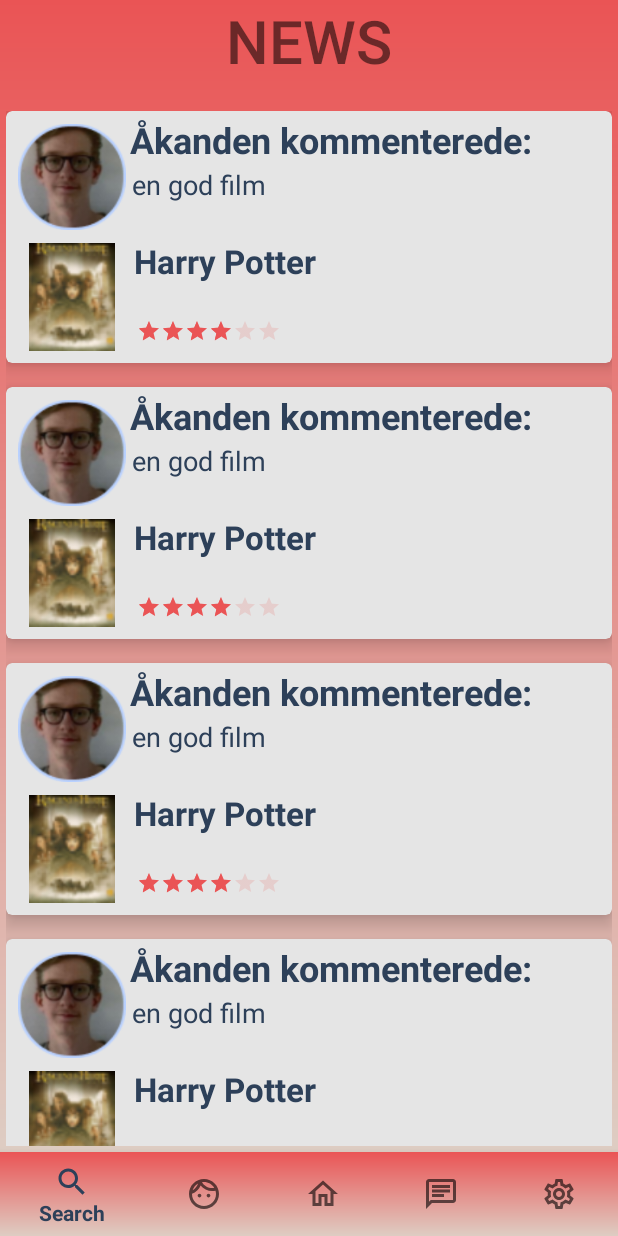
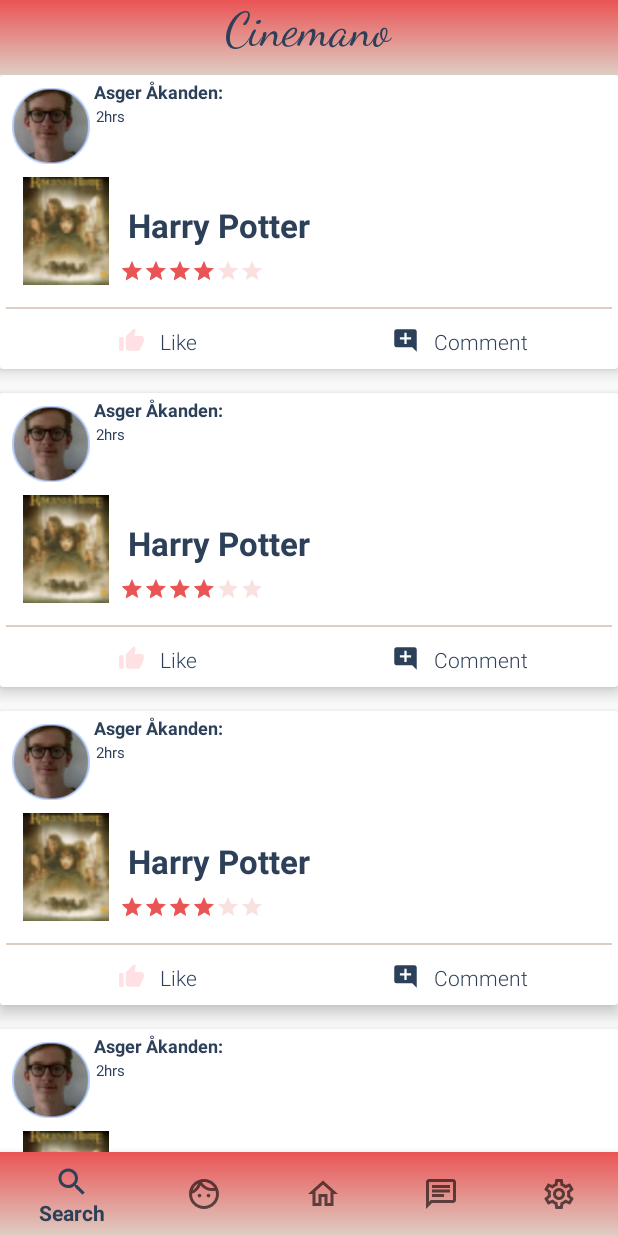
Before and after one commit to Isling98/SocialFilm, an Android app: the HomeFragment screen opened directly, with no data from a screen before it, on a phone screen of 412 x 824 dp. Run offline under Robolectric (Android 15) with nearby library versions, the phone set to English and light mode, and no system bars.

Commit message:
ui gøgl

```diff
--- a/app/src/main/java/com/example/yndlingsfilm/HomeFeedAdapter.java
+++ b/app/src/main/java/com/example/yndlingsfilm/HomeFeedAdapter.java
@@ -28,27 +28,50 @@
         public ImageView profilePic;
         public ImageView moviePic;
         public TextView headLine;
-        public TextView text;
+        public TextView time;
         public TextView movieTitle;
         public RatingBar rating;
+        public View like;
+        public View comment;
+        public ImageView thumbsUp;
+
+        private boolean liked = false;
 
         public homefeedViewHolder(View itemView, final OnItemClickListener listener) {
             super(itemView);
             profilePic = itemView.findViewById(R.id.profilePic);
             moviePic = itemView.findViewById(R.id.moviePic);
             headLine = itemView.findViewById(R.id.headline);
-            text = itemView.findViewById(R.id.text);
+            time = itemView.findViewById(R.id.time);
             movieTitle = itemView.findViewById(R.id.movieTitle);
             rating = itemView.findViewById(R.id.rating);
+            like = itemView.findViewById(R.id.like);
+            comment = itemView.findViewById(R.id.comment);
+            thumbsUp = itemView.findViewById(R.id.thumbsUp);
 
-            itemView.setOnClickListener(new View.OnClickListener(){
+
+            like.setOnClickListener(view -> {
+                if(!liked){
+                    liked = true;
+                    thumbsUp.setImageResource(R.drawable.ic_baseline_thumb_up_24);
+                } else {
+                    liked = false;
+                    thumbsUp.setImageResource(R.drawable.ic_baseline_thumb_up_24_light);
+                }
+            });
+
+            comment.setOnClickListener(new View.OnClickListener() {
                 @Override
                 public void onClick(View view) {
-                    if(listener != null){
-                        int position = getAdapterPosition();
-                        if(position != RecyclerView.NO_POSITION){
-                            listener.onItemClick(position);
-                        }
+                    //åben dialog?
+                }
+            });
+
+            itemView.setOnClickListener(view -> {
+                if(listener != null){
+                    int position = getAdapterPosition();
+                    if(position != RecyclerView.NO_POSITION){
+                        listener.onItemClick(position);
                     }
                 }
             });
@@ -79,7 +102,7 @@
         holder.profilePic.setImageResource(singleNews.getProfilePicResource());
         holder.moviePic.setImageResource(singleNews.getMoviePicResource());
         holder.headLine.setText(singleNews.getHeadLine());
-        holder.text.setText(singleNews.getText());
+        holder.time.setText(singleNews.getTime());
         holder.movieTitle.setText(singleNews.getMovieName());
         holder.rating.setRating(singleNews.getRating());
 
--- a/app/src/main/java/com/example/yndlingsfilm/MovieDetailsFragment.java
+++ b/app/src/main/java/com/example/yndlingsfilm/MovieDetailsFragment.java
@@ -67,8 +67,11 @@
         writeReviewButton.setOnClickListener(new View.OnClickListener() {
             @Override
             public void onClick(View view) {
+                Fragment f = new WriteReviewFragment();
+                f.setArguments(new Intent().putExtra("movieTitle", movie.getMovieTitle()).getExtras());
+
                 getFragmentManager().beginTransaction().setCustomAnimations(R.anim.slide_in_right,
-                        R.anim.slide_out_left).replace(R.id.fragment_nagivation, new WriteReviewFragment())
+                        R.anim.slide_out_left).replace(R.id.fragment_nagivation, f)
                         .addToBackStack(null).commit();
             }
         });
--- a/app/src/main/java/com/example/yndlingsfilm/NavigationBar/HomeFragment.java
+++ b/app/src/main/java/com/example/yndlingsfilm/NavigationBar/HomeFragment.java
@@ -39,7 +39,7 @@
         final ArrayList<SingleNews> singleNews = new ArrayList<>();
         for(int i=0; i<10; i++) {
             singleNews.add(new SingleNews(R.drawable.profile_pic, R.drawable.movie_pic,
-                    "Åkanden kommenterede:", "en god film", "Harry Potter", 4));
+                    "Asger Åkanden:", "2hrs", "Harry Potter", 4));
         }
 
         homeFeed = (RecyclerView) view.findViewById(R.id.recycler_view);
@@ -71,7 +71,7 @@
                 ImageView closeButton = dialog.findViewById(R.id.closeButton);
 
                 moviePic.setImageResource(singleNews.get(position).getMoviePicResource());
-                text.setText(singleNews.get(position).getText());
+                text.setText(singleNews.get(position).getTime());
                 rating.setRating(singleNews.get(position).getRating());
 
                 closeButton.setOnClickListener(new View.OnClickListener() {
--- a/app/src/main/java/com/example/yndlingsfilm/SingleNews.java
+++ b/app/src/main/java/com/example/yndlingsfilm/SingleNews.java
@@ -4,18 +4,18 @@
     private int profilePicResource;
     private int moviePicResource;
     private String headLine;
-    private String text;
+    private String time;
     private String movieName;
     private int rating;
 //    private User user; så vi kan komme ind på useren profil direkte.
 
     // tag hellere kun et enkelt objekt i konstruktøren og brug dets getmetoder til at initialisere.
     public SingleNews(int profilePicResource, int moviePicResource,
-                      String headLine, String text, String movieName, int rating) {
+                      String headLine, String time, String movieName, int rating) {
         this.profilePicResource = profilePicResource;
         this.moviePicResource = moviePicResource;
         this.headLine = headLine;
-        this.text = text;
+        this.time = time;
         this.movieName = movieName;
         this.rating = rating;
     }
@@ -37,8 +37,8 @@
         return headLine;
     }
 
-    public String getText() {
-        return text;
+    public String getTime() {
+        return time;
     }
 
     public String getMovieName() {
--- a/app/src/main/java/com/example/yndlingsfilm/WriteReviewFragment.java
+++ b/app/src/main/java/com/example/yndlingsfilm/WriteReviewFragment.java
@@ -7,13 +7,29 @@
 import android.view.LayoutInflater;
 import android.view.View;
 import android.view.ViewGroup;
+import android.widget.ImageView;
+import android.widget.TextView;
 
 public class WriteReviewFragment extends Fragment {
+
+    ImageView moviePic;
+    TextView movieTitle;
 
     @Override
     public View onCreateView(LayoutInflater inflater, ViewGroup container,
                              Bundle savedInstanceState) {
-        // Inflate the layout for this fragment
-        return inflater.inflate(R.layout.fragment_write_review, container, false);
+         View view = inflater.inflate(R.layout.fragment_write_review, container, false);
+
+
+
+         moviePic = view.findViewById(R.id.moviePic);
+         movieTitle = view.findViewById(R.id.movieTitle);
+
+         movieTitle.setText(getArguments().getString("movieTitle"));
+         //moviePic.setImageResource(getArguments().getParcelable("moviePic"));
+         moviePic.setImageResource(R.drawable.movie_pic);
+
+
+        return view;
     }
 }
--- /dev/null
+++ b/app/src/main/res/drawable/ic_baseline_add_comment_24.xml
@@ -0,0 +1,5 @@
+<vector android:height="24dp" android:tint="#2D4059"
+    android:viewportHeight="24" android:viewportWidth="24"
+    android:width="24dp" xmlns:android="http://schemas.android.com/apk/res/android">
+    <path android:fillColor="@android:color/white" android:pathData="M21.99,4c0,-1.1 -0.89,-2 -1.99,-2H4c-1.1,0 -2,0.9 -2,2v12c0,1.1 0.9,2 2,2h14l4,4 -0.01,-18zM17,11h-4v4h-2v-4H7V9h4V5h2v4h4v2z"/>
+</vector>
--- /dev/null
+++ b/app/src/main/res/drawable/ic_baseline_thumb_up_24.xml
@@ -0,0 +1,5 @@
+<vector android:height="24dp" android:tint="#2D4059"
+    android:viewportHeight="24" android:viewportWidth="24"
+    android:width="24dp" xmlns:android="http://schemas.android.com/apk/res/android">
+    <path android:fillColor="@android:color/white" android:pathData="M1,21h4L5,9L1,9v12zM23,10c0,-1.1 -0.9,-2 -2,-2h-6.31l0.95,-4.57 0.03,-0.32c0,-0.41 -0.17,-0.79 -0.44,-1.06L14.17,1 7.59,7.59C7.22,7.95 7,8.45 7,9v10c0,1.1 0.9,2 2,2h9c0.83,0 1.54,-0.5 1.84,-1.22l3.02,-7.05c0.09,-0.23 0.14,-0.47 0.14,-0.73v-2z"/>
+</vector>
--- /dev/null
+++ b/app/src/main/res/drawable/ic_baseline_thumb_up_24_light.xml
@@ -0,0 +1,5 @@
+<vector android:height="24dp" android:tint="#FFE1E3"
+    android:viewportHeight="24" android:viewportWidth="24"
+    android:width="24dp" xmlns:android="http://schemas.android.com/apk/res/android">
+    <path android:fillColor="@android:color/white" android:pathData="M1,21h4L5,9L1,9v12zM23,10c0,-1.1 -0.9,-2 -2,-2h-6.31l0.95,-4.57 0.03,-0.32c0,-0.41 -0.17,-0.79 -0.44,-1.06L14.17,1 7.59,7.59C7.22,7.95 7,8.45 7,9v10c0,1.1 0.9,2 2,2h9c0.83,0 1.54,-0.5 1.84,-1.22l3.02,-7.05c0.09,-0.23 0.14,-0.47 0.14,-0.73v-2z"/>
+</vector>
--- a/app/src/main/res/layout/activity_login.xml
+++ b/app/src/main/res/layout/activity_login.xml
@@ -23,9 +23,13 @@
         app:layout_constraintEnd_toEndOf="parent"
         app:layout_constraintGuide_end="24dp" />
 
-    <ImageView
+    <TextView
         android:id="@+id/voresLogo"
-        android:layout_width="80dp"
+        android:text="Cinemano"
+        android:textSize="42dp"
+        android:textColor="@color/theme1"
+        android:fontFamily="cursive"
+        android:layout_width="wrap_content"
         android:layout_height="80dp"
         android:layout_marginTop="80dp"
         android:src="@drawable/ic_android"
@@ -83,6 +87,6 @@
         app:layout_constraintEnd_toStartOf="@+id/guideline_right"
         app:layout_constraintStart_toStartOf="@+id/guideline_left"
         app:layout_constraintTop_toBottomOf="@+id/button_login"
-        android:textColor="@color/transparent_color_medium"
+        android:textColor="@color/theme1"
         android:layout_marginTop="16dp"/>
 </androidx.constraintlayout.widget.ConstraintLayout>
--- a/app/src/main/res/layout/fragment_home.xml
+++ b/app/src/main/res/layout/fragment_home.xml
@@ -1,24 +1,24 @@
 <?xml version="1.0" encoding="utf-8"?>
 <RelativeLayout xmlns:android="http://schemas.android.com/apk/res/android"
     xmlns:app="http://schemas.android.com/apk/res-auto"
-    android:layout_width="match_parent" android:layout_height="match_parent"
-    android:background="@drawable/login_background">
+    android:layout_width="match_parent" android:layout_height="match_parent">
 
 
     <LinearLayout
         android:id="@+id/top"
         android:layout_width="match_parent"
-        android:layout_height="70dp"
-        android:orientation="vertical">
+        android:layout_height="50dp"
+        android:orientation="vertical"
+        android:background="@drawable/login_background">
 
     </LinearLayout>
     <TextView
         android:layout_width="wrap_content"
         android:layout_height="match_parent"
-        android:text="NEWS"
-        android:textSize="40dp"
-        android:textStyle="bold"
-        android:fontFamily="sans-serif-light"
+        android:text="Cinemano"
+        android:textSize="32dp"
+        android:textColor="@color/theme1"
+        android:fontFamily="cursive"
         android:layout_centerInParent="true"/>
 
 
@@ -26,7 +26,6 @@
         android:id="@+id/recycler_view"
         android:layout_width="match_parent"
         android:layout_height="match_parent"
-        android:padding="4dp"
         android:layout_below="@+id/top">
 
     </androidx.recyclerview.widget.RecyclerView>
--- a/app/src/main/res/layout/fragment_write_review.xml
+++ b/app/src/main/res/layout/fragment_write_review.xml
@@ -11,8 +11,8 @@
         android:layout_width="120dp"
         android:layout_height="160dp"
         android:layout_below="@+id/profilePic"
-        android:layout_marginTop="24dp"
-        android:layout_marginLeft="24dp"
+        android:layout_marginTop="16dp"
+        android:layout_marginLeft="16dp"
         android:padding="4dp"
         app:layout_constraintEnd_toEndOf="parent"
         app:layout_constraintHorizontal_bias="0.0"
@@ -26,7 +26,6 @@
         android:layout_marginTop="24dp"
         android:layout_toEndOf="@+id/moviePic"
         android:fontFamily="sans-serif-light"
-        android:text="Harry Potter"
         android:textColor="@color/theme1"
         android:textSize="32dp"
         app:layout_constraintEnd_toStartOf="@+id/closeButton"
@@ -36,7 +35,6 @@
 
     <RatingBar
         android:id="@+id/rating"
-
         android:layout_width="240dp"
         android:layout_height="40dp"
         android:layout_below="@+id/headline"
--- a/app/src/main/res/layout/view_homefeed.xml
+++ b/app/src/main/res/layout/view_homefeed.xml
@@ -1,14 +1,13 @@
 <?xml version="1.0" encoding="utf-8"?>
-<androidx.cardview.widget.CardView
-    xmlns:android="http://schemas.android.com/apk/res/android"
+<androidx.cardview.widget.CardView xmlns:android="http://schemas.android.com/apk/res/android"
     xmlns:card_view="http://schemas.android.com/apk/res-auto"
     android:layout_width="match_parent"
     android:layout_height="wrap_content"
+    xmlns:tools="http://schemas.android.com/tools"
     android:layout_gravity="center"
     android:layout_marginBottom="16dp"
-    card_view:cardBackgroundColor="@color/theme4"
-    card_view:cardCornerRadius="4dp"
-    card_view:cardElevation="8dp"
+    card_view:cardCornerRadius="2dp"
+    card_view:cardElevation="6dp"
     card_view:layout_constraintTop_toTopOf="parent">
 
     <RelativeLayout
@@ -18,8 +17,8 @@
 
         <ImageView
             android:id="@+id/profilePic"
-            android:layout_width="80dp"
-            android:layout_height="80dp"
+            android:layout_width="60dp"
+            android:layout_height="60dp"
             android:padding="4dp" />
 
 
@@ -31,13 +30,13 @@
             android:layout_marginStart="-1dp"
             android:layout_marginTop="-1dp"
             android:layout_toEndOf="@+id/profilePic"
-            android:text="Åkanden gjorde noget:"
-            android:textSize="24sp"
+            tools:text="Asger Åkanden"
+            android:textSize="12sp"
             android:textColor="@color/theme1"
             android:textStyle="bold" />
 
         <TextView
-            android:id="@+id/text"
+            android:id="@+id/time"
             android:layout_width="wrap_content"
             android:layout_height="wrap_content"
             android:layout_below="@+id/headline"
@@ -46,9 +45,9 @@
             android:layout_marginEnd="4dp"
             android:layout_marginBottom="4dp"
             android:layout_toEndOf="@+id/profilePic"
-            android:text="I love Markus"
+            tools:text="2hrs"
             android:textColor="@color/theme1"
-            android:textSize="18sp" />
+            android:textSize="10sp" />
 
         <ImageView
             android:id="@+id/moviePic"
@@ -80,14 +79,83 @@
             android:layout_height="wrap_content"
             android:isIndicator="true"
             android:layout_below="@+id/headline"
-            android:layout_marginStart="3dp"
+            android:layout_marginStart="16dp"
             android:layout_marginTop="103dp"
             android:layout_marginEnd="4dp"
             android:layout_marginBottom="4dp"
             android:layout_toEndOf="@+id/profilePic" />
 
+        <View
+            android:id="@+id/bottomLine"
+            android:layout_width="match_parent"
+            android:layout_height="1dp"
+            android:layout_marginTop="12dp"
+            android:layout_marginBottom="12dp"
+            android:layout_below="@id/rating"
+            android:background="@color/theme3"/>
 
+       <LinearLayout
+           android:layout_width="match_parent"
+           android:layout_height="24dp"
+           android:layout_below="@id/bottomLine">
+
+        <RelativeLayout
+            android:layout_width="match_parent"
+            android:layout_height="wrap_content"
+            android:layout_weight="1">
+
+            <LinearLayout
+                android:id="@+id/like"
+                android:layout_width="wrap_content"
+                android:layout_height="wrap_content"
+                android:layout_centerInParent="true">
+
+            <ImageView
+                android:id="@+id/thumbsUp"
+                android:layout_width="18dp"
+                android:layout_height="18dp"
+                android:adjustViewBounds="true"
+                android:scaleType="fitCenter"
+                android:src="@drawable/ic_baseline_thumb_up_24_light"/>
+
+            <TextView
+                android:layout_width="wrap_content"
+                android:layout_height="wrap_content"
+                android:layout_marginLeft="10dp"
+                android:text="Like"
+                android:textColor="@color/theme1"
+                android:textSize="14sp"
+                android:fontFamily="sans-serif-light"/>
+            </LinearLayout>
+        </RelativeLayout>
+           <RelativeLayout
+               android:layout_width="match_parent"
+               android:layout_height="wrap_content"
+               android:layout_weight="1">
+
+               <LinearLayout
+                   android:id="@+id/comment"
+                   android:layout_width="wrap_content"
+                   android:layout_height="wrap_content"
+                   android:layout_centerInParent="true">
+
+                   <ImageView
+                       android:layout_width="18dp"
+                       android:layout_height="18dp"
+                       android:adjustViewBounds="true"
+                       android:scaleType="fitCenter"
+                       android:src="@drawable/ic_baseline_add_comment_24"/>
+
+                   <TextView
+                       android:layout_width="wrap_content"
+                       android:layout_height="wrap_content"
+                       android:layout_marginLeft="10dp"
+                       android:text="Comment"
+                       android:textColor="@color/theme1"
+                       android:textSize="14sp"
+                       android:fontFamily="sans-serif-light"/>
+               </LinearLayout>
+           </RelativeLayout>
+       </LinearLayout>
     </RelativeLayout>
-
-
 </androidx.cardview.widget.CardView>
```
